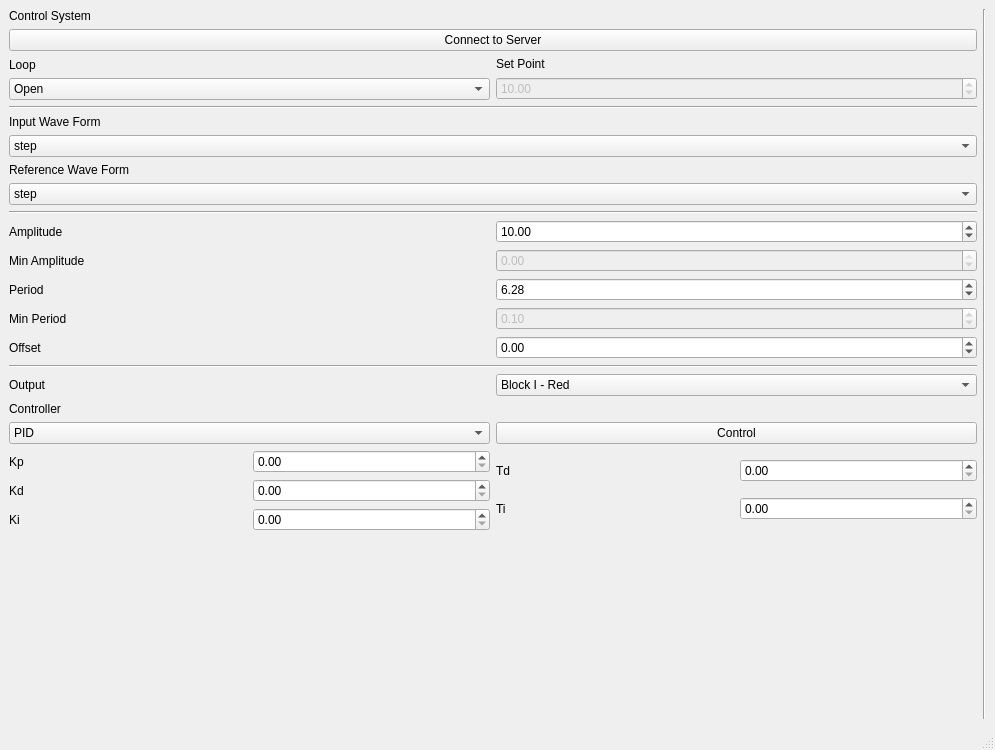
This is qtui/mainWindow.ui in martinsallandm/websocketcontrol as Qt 5 draws it before an edit. The edited form follows.
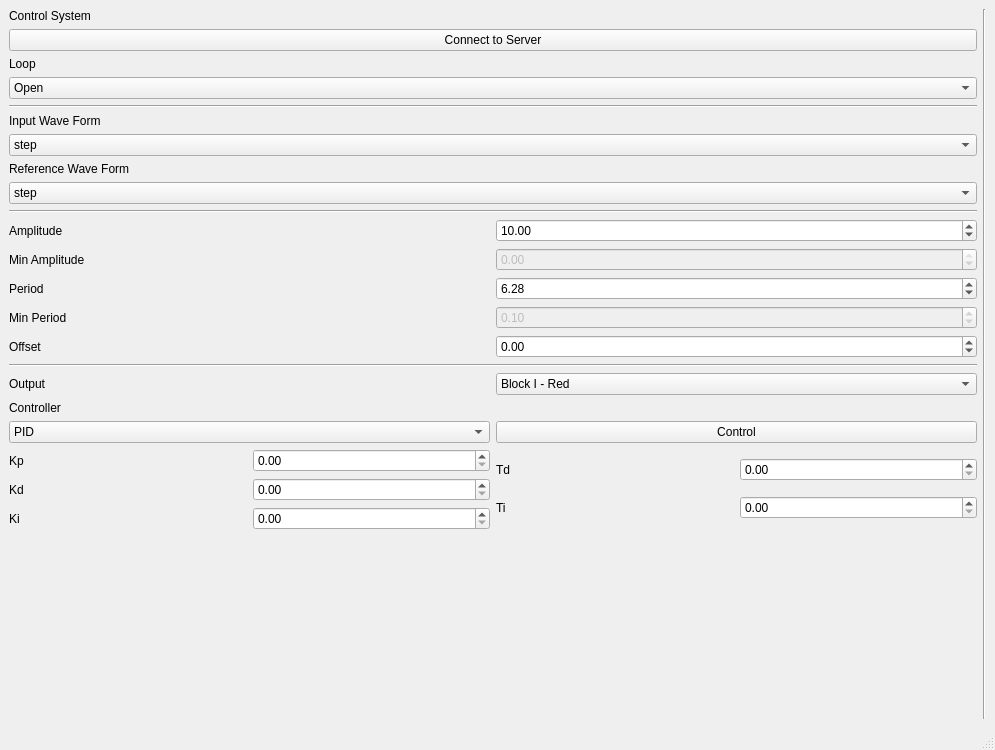
This is the edited form.

Commit message: atualiza interface

Diff of the .ui file:
```diff
--- a/qtui/mainWindow.ui
+++ b/qtui/mainWindow.ui
@@ -64,30 +64,6 @@
             </item>
            </layout>
           </item>
-          <item>
-           <layout class="QVBoxLayout" name="verticalLayout_1">
-            <item>
-             <widget class="QLabel" name="labelSetPoint">
-              <property name="text">
-               <string>Set Point</string>
-              </property>
-             </widget>
-            </item>
-            <item>
-             <widget class="QDoubleSpinBox" name="doubleBoxSetPoint">
-              <property name="enabled">
-               <bool>false</bool>
-              </property>
-              <property name="maximum">
-               <double>9999.000000000000000</double>
-              </property>
-              <property name="value">
-               <double>10.000000000000000</double>
-              </property>
-             </widget>
-            </item>
-           </layout>
-          </item>
          </layout>
         </item>
        </layout>
```
Left out of the diff: 2 changed lines with no effect on the pictures. The commit also changes 1 other file.
